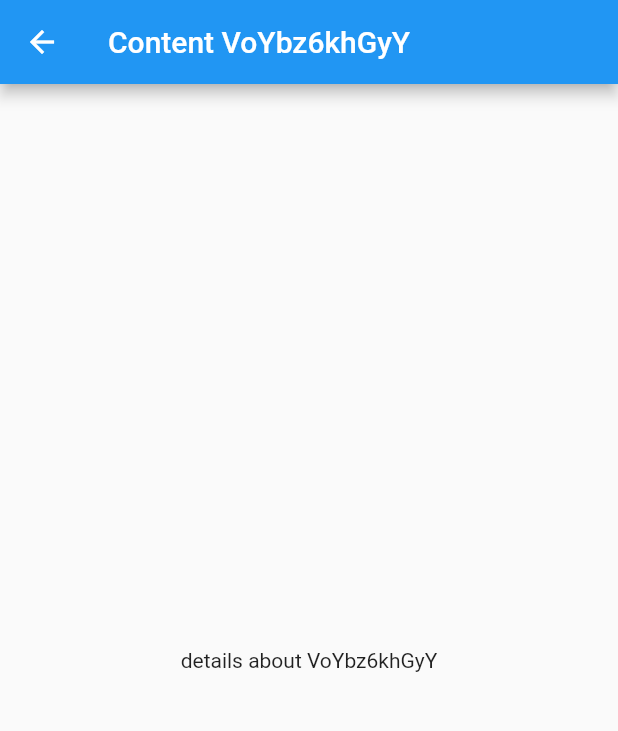
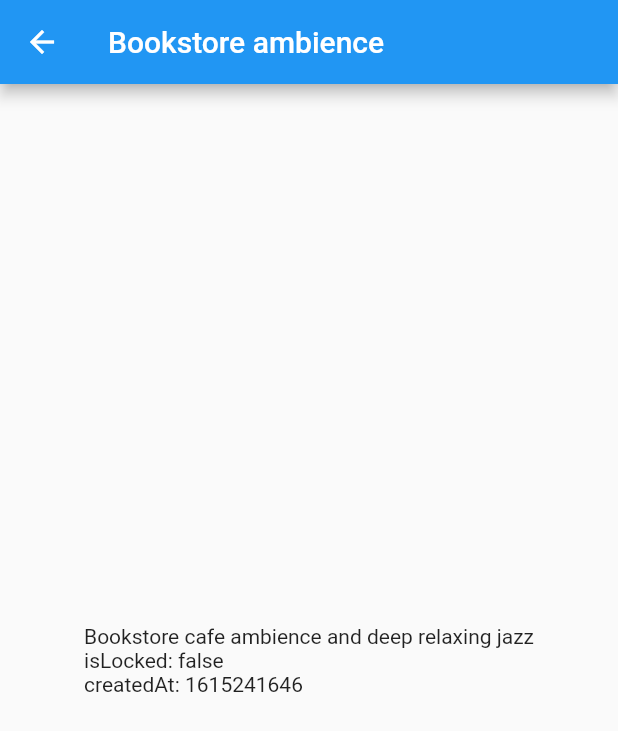
Before and after one commit to shivgadhia/flutter_boilerplate, a Flutter app: the screen it shows after launch, after a tap on "Bookstore ambience", on a phone screen of 412 x 824 dp. Shown: the top 731 px of the screen. Run offline on Flutter 3.47's test engine with Material 2 defaults, Android fonts, the phone set to English and light mode, and no system bars; network calls fail.

Commit message:
Loads content details from repository

```diff
--- /dev/null
+++ b/assets/content-details.json
@@ -0,0 +1,48 @@
+{
+  "details": [
+    {
+      "id": "E3muLm1MaBo",
+      "title": "Autumn nights",
+      "description": "Soft Jazz for relaxing autumn nights",
+      "caption": "",
+      "background": "https://i.ytimg.com/vi/E3muLm1MaBo/hqdefault.jpg",
+      "link": "https://www.youtube.com/watch?v=E3muLm1MaBo",
+      "locked": false,
+      "created": 1615241646,
+      "edited": 1615241646
+    },
+    {
+      "id": "VoYbz6khGyY",
+      "title": "Bookstore ambience",
+      "description": "Bookstore cafe ambience and deep relaxing jazz",
+      "caption": "",
+      "background": "https://i.ytimg.com/vi/VoYbz6khGyY/hqdefault.jpg",
+      "link": "https://www.youtube.com/watch?v=VoYbz6khGyY",
+      "locked": false,
+      "created": 1615241646,
+      "edited": 1615241646
+    },
+    {
+      "id": "25E90-LJ0XE",
+      "title": "Cozy coffee",
+      "description": "Cozy coffee shop ambience with instrumental jazz ",
+      "caption": "",
+      "background": "https://i.ytimg.com/vi/25E90-LJ0XE/hqdefault.jpg",
+      "link": "https://www.youtube.com/watch?v=25E90-LJ0XE",
+      "locked": false,
+      "created": 1615241646,
+      "edited": 1615241646
+    },
+    {
+      "id": "le7P5trPj-E",
+      "title": "Hawaiian instrumental",
+      "description": "Relaxing hawaiian instrumental music with fall ambience",
+      "caption": "",
+      "background": "https://i.ytimg.com/vi/le7P5trPj-E/hqdefault.jpg",
+      "link": "https://www.youtube.com/watch?v=le7P5trPj-E",
+      "locked": true,
+      "created": 1615241646,
+      "edited": 1615241646
+    }
+  ]
+}
--- /dev/null
+++ b/lib/feature/details/data/datasource/content_details_datasource.dart
@@ -0,0 +1,3 @@
+abstract class ContentDetailsDataSource {
+  Future<Map> fetchContent();
+}
--- /dev/null
+++ b/lib/feature/details/data/datasource/local_json_file_content_details_datasource.dart
@@ -0,0 +1,14 @@
+import 'dart:convert';
+
+import 'package:flutter/services.dart';
+import 'package:flutter_boilerplate/feature/details/data/datasource/content_details_datasource.dart';
+
+class LocalJsonFileContentDetailsDataSource extends ContentDetailsDataSource {
+  @override
+  Future<Map> fetchContent() async {
+    return await rootBundle.loadStructuredData('assets/content-details.json',
+        (String s) async {
+      return json.decode(s);
+    });
+  }
+}
--- /dev/null
+++ b/lib/feature/details/data/repository/real_content_details_repository.dart
@@ -0,0 +1,35 @@
+import 'package:flutter_boilerplate/feature/details/data/datasource/content_details_datasource.dart';
+import 'package:flutter_boilerplate/feature/details/domain/model/content_detail.dart';
+import 'package:flutter_boilerplate/feature/details/domain/repository/content_details_repository.dart';
+
+class RealContentDetailsRepository extends ContentDetailsRepository {
+  final ContentDetailsDataSource _dataSource;
+
+  RealContentDetailsRepository({required ContentDetailsDataSource dataSource})
+      : _dataSource = dataSource;
+
+  @override
+  Future<ContentDetail> getContentDetail(String id) async {
+    var data = await _dataSource.fetchContent();
+    List allDetails = data["details"];
+
+    try {
+      Map thisItem = allDetails.firstWhere((element) {
+        return element["id"] == id;
+      }, orElse: () => {});
+
+      return ContentDetail(
+        thisItem["id"],
+        thisItem["title"],
+        thisItem["description"],
+        thisItem["background"],
+        thisItem["link"],
+        thisItem["locked"],
+        BigInt.from(thisItem["created"]),
+        BigInt.from(thisItem["edited"]),
+      );
+    } catch (e) {
+      return Future.error(e);
+    }
+  }
+}
--- /dev/null
+++ b/lib/feature/details/domain/model/content_detail.dart
@@ -0,0 +1,13 @@
+class ContentDetail {
+  final String id;
+  final String title;
+  final String description;
+  final String backgroundImageUrl;
+  final String linkUrl;
+  final bool locked;
+  final BigInt createdAt;
+  final BigInt editedAt;
+
+  ContentDetail(this.id, this.title, this.description, this.backgroundImageUrl,
+      this.linkUrl, this.locked, this.createdAt, this.editedAt);
+}
--- /dev/null
+++ b/lib/feature/details/domain/repository/content_details_repository.dart
@@ -0,0 +1,5 @@
+import 'package:flutter_boilerplate/feature/details/domain/model/content_detail.dart';
+
+abstract class ContentDetailsRepository {
+  Future<ContentDetail> getContentDetail(String id);
+}
--- a/lib/feature/details/ui/content_details.dart
+++ b/lib/feature/details/ui/content_details.dart
@@ -3,8 +3,9 @@ import 'package:flutter_boilerplate/core/navigation/navigation.dart';
 import 'package:flutter_boilerplate/core/navigation/screen_arguments.dart';
 import 'package:flutter_boilerplate/core/ui/widgets/error.dart';
 import 'package:flutter_boilerplate/core/ui/widgets/loading.dart';
+import 'package:flutter_boilerplate/feature/details/data/datasource/local_json_file_content_details_datasource.dart';
+import 'package:flutter_boilerplate/feature/details/data/repository/real_content_details_repository.dart';
 import 'package:flutter_boilerplate/feature/details/ui/content_details_viewmodel.dart';
-
 
 class ContentDetails extends StatefulWidget {
   final Navigation _navigation;
@@ -25,7 +26,9 @@ class _ContentDetailsState extends State<ContentDetails> {
   @override
   void didChangeDependencies() {
     final args = widget._navigation.getArgs(context);
-    ContentDetailsViewModel vm = ContentDetailsViewModel();
+    ContentDetailsViewModel vm = ContentDetailsViewModel(
+        repo: RealContentDetailsRepository(
+            dataSource: LocalJsonFileContentDetailsDataSource()));
     _uiState = vm.getDetails(args.get(ScreenArguments.keyContentId));
     super.didChangeDependencies();
   }
--- a/lib/feature/details/ui/content_details_viewmodel.dart
+++ b/lib/feature/details/ui/content_details_viewmodel.dart
@@ -1,21 +1,32 @@
+import 'package:flutter_boilerplate/feature/details/domain/model/content_detail.dart';
+import 'package:flutter_boilerplate/feature/details/domain/repository/content_details_repository.dart';
+
 class ContentDetailsViewModel {
-  ContentDetailsViewModel();
+  final ContentDetailsRepository _repo;
 
-  //TODO: create repository and fetch details
+  ContentDetailsViewModel({required ContentDetailsRepository repo})
+      : _repo = repo;
 
   Future<DetailsUiState> getDetails(String id) async {
-    return DetailsUiState(
-        screenTitle: "Content $id",
-        name: "$id name",
-        details: "details about $id");
+    return await _repo.getContentDetail(id).then((ContentDetail result) {
+      return DetailsUiState(
+          screenTitle: result.title, details: result.toDisplayValue());
+    }, onError: (e) {
+      return DetailsUiState(
+          screenTitle: "Oops",
+          details: "There was a problem loading content id: $id");
+    });
   }
 }
 
 class DetailsUiState {
   final String screenTitle;
-  final String name;
   final String details;
 
-  const DetailsUiState(
-      {required this.screenTitle, required this.name, required this.details});
+  const DetailsUiState({required this.screenTitle, required this.details});
 }
+
+extension _ContentDetailMapper on ContentDetail {
+  String toDisplayValue() =>
+      "$description\nisLocked: $locked\ncreatedAt: $createdAt";
+}
--- a/lib/feature/home/data/repository/real_content_repository.dart
+++ b/lib/feature/home/data/repository/real_home_content_repository.dart
@@ -2,7 +2,7 @@
 
 import 'package:flutter_boilerplate/feature/home/data/datasource/content_datasource.dart';
 import 'package:flutter_boilerplate/feature/home/domain/model/content.dart';
-import 'package:flutter_boilerplate/feature/home/domain/repository/content_repository.dart';
+import 'package:flutter_boilerplate/feature/home/domain/repository/home_content_repository.dart';
 
 class RealHomeContentRepository extends HomeContentRepository {
   final ContentDataSource _contentDataSource;
--- a/lib/feature/home/ui/home.dart
+++ b/lib/feature/home/ui/home.dart
@@ -4,7 +4,7 @@ import 'package:flutter_boilerplate/core/navigation/screen.dart';
 import 'package:flutter_boilerplate/core/navigation/screen_arguments.dart';
 import 'package:flutter_boilerplate/core/ui/widgets/error.dart';
 import 'package:flutter_boilerplate/core/ui/widgets/loading.dart';
-import 'package:flutter_boilerplate/feature/home/data/repository/real_content_repository.dart';
+import 'package:flutter_boilerplate/feature/home/data/repository/real_home_content_repository.dart';
 import 'package:flutter_boilerplate/feature/home/domain/model/content.dart';
 import 'package:flutter_boilerplate/feature/home/ui/home_viewmodel.dart';
 import '../data/datasource/local_json_file_content_datasource.dart';
--- a/lib/feature/home/ui/home_viewmodel.dart
+++ b/lib/feature/home/ui/home_viewmodel.dart
@@ -1,5 +1,5 @@
 import '../domain/model/content.dart';
-import '../domain/repository/content_repository.dart';
+import '../domain/repository/home_content_repository.dart';
 
 class HomeViewModel {
   final HomeContentRepository _repo;
--- a/pubspec.yaml
+++ b/pubspec.yaml
@@ -63,6 +63,7 @@ flutter:
   #   - images/a_dot_ham.jpeg
   assets:
     - assets/content.json
+    - assets/content-details.json
 
   # An image asset can refer to one or more resolution-specific "variants", see
   # https://flutter.dev/assets-and-images/#resolution-aware.
```
Also changed, not shown: assets/content.json (+4 -8 lines), lib/feature/home/domain/repository/home_content_repository.dart (renamed from lib/feature/home/domain/repository/content_repository.dart).
